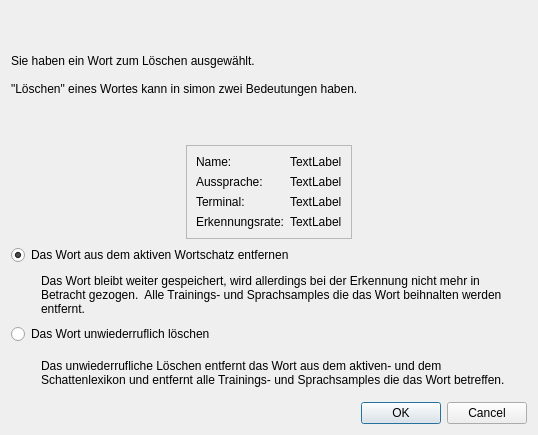
First picture: the form in simon/src/ModelManagement/WordList/RemoveWord/removeword.ui, repository KDE/simon, before the edit.
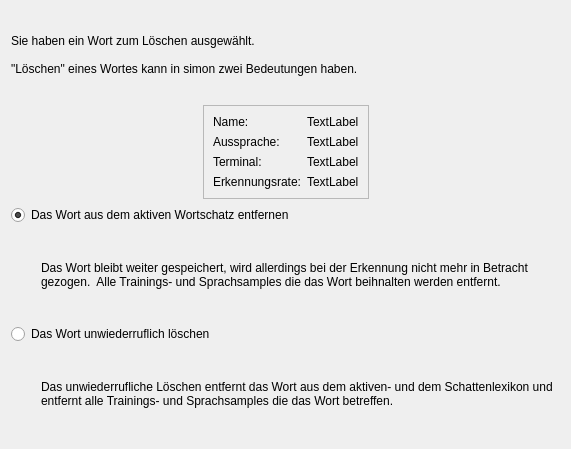
Second picture: the form after the edit. Icons and pictures are not drawn.

Patch:
```diff
--- a/simon/src/ModelManagement/WordList/RemoveWord/removeword.ui
+++ b/simon/src/ModelManagement/WordList/RemoveWord/removeword.ui
@@ -1,20 +1,20 @@
 <ui version="4.0" >
  <class>DlgRemoveWord</class>
- <widget class="QDialog" name="DlgRemoveWord" >
+ <widget class="QWidget" name="DlgRemoveWord" >
   <property name="geometry" >
    <rect>
     <x>0</x>
     <y>0</y>
-    <width>538</width>
-    <height>435</height>
+    <width>571</width>
+    <height>449</height>
    </rect>
   </property>
   <property name="windowTitle" >
    <string>Wort Entfernen</string>
   </property>
-  <layout class="QVBoxLayout" >
+  <layout class="QVBoxLayout" name="verticalLayout" >
    <item>
-    <layout class="QHBoxLayout" >
+    <layout class="QHBoxLayout" name="_10" >
      <item>
       <widget class="QLabel" name="lbDeleteWord" >
        <property name="minimumSize" >
@@ -50,8 +50,8 @@
       <widget class="QLabel" name="lbIcon" >
        <property name="minimumSize" >
         <size>
-         <width>128</width>
-         <height>128</height>
+         <width>64</width>
+         <height>64</height>
         </size>
        </property>
        <property name="text" >
@@ -84,7 +84,7 @@
     </layout>
    </item>
    <item>
-    <layout class="QHBoxLayout" >
+    <layout class="QHBoxLayout" name="_8" >
      <item>
       <spacer>
        <property name="orientation" >
@@ -106,7 +106,7 @@
        <property name="frameShadow" >
         <enum>QFrame::Raised</enum>
        </property>
-       <layout class="QGridLayout" >
+       <layout class="QGridLayout" name="_9" >
         <item row="0" column="0" >
          <widget class="QLabel" name="lbNameD" >
           <property name="text" >
@@ -192,7 +192,7 @@
     </widget>
    </item>
    <item>
-    <layout class="QHBoxLayout" >
+    <layout class="QHBoxLayout" name="_7" >
      <item>
       <spacer>
        <property name="orientation" >
@@ -229,7 +229,7 @@
     </widget>
    </item>
    <item>
-    <layout class="QHBoxLayout" >
+    <layout class="QHBoxLayout" name="_6" >
      <item>
       <spacer>
        <property name="orientation" >
@@ -258,16 +258,6 @@
      </item>
     </layout>
    </item>
-   <item>
-    <widget class="QDialogButtonBox" name="buttonBox" >
-     <property name="orientation" >
-      <enum>Qt::Horizontal</enum>
-     </property>
-     <property name="standardButtons" >
-      <set>QDialogButtonBox::Cancel|QDialogButtonBox::NoButton|QDialogButtonBox::Ok</set>
-     </property>
-    </widget>
-   </item>
   </layout>
  </widget>
  <resources>
```
Left out of the diff: 56 changed lines with no effect on the pictures.
